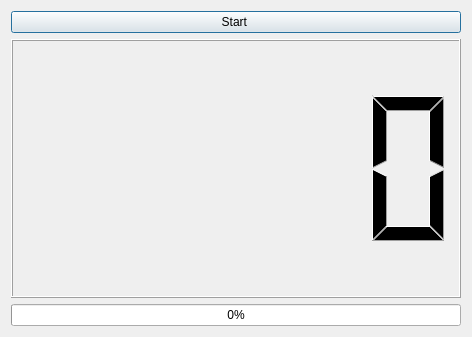
This is dialog.ui in SurKM9/ConcurrentRun as Qt 5 draws it before an edit. The edited form follows.
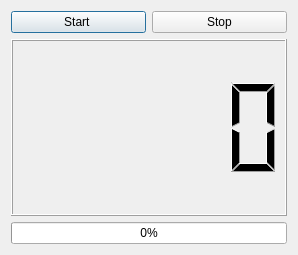
This is the edited form.

Patch:
```diff
--- a/dialog.ui
+++ b/dialog.ui
@@ -6,8 +6,8 @@
    <rect>
     <x>0</x>
     <y>0</y>
-    <width>472</width>
-    <height>337</height>
+    <width>298</width>
+    <height>255</height>
    </rect>
   </property>
   <property name="windowTitle">
@@ -15,11 +15,22 @@
   </property>
   <layout class="QVBoxLayout" name="verticalLayout">
    <item>
+    <layout class="QHBoxLayout" name="horizontalLayout">
+     <item>
     <widget class="QPushButton" name="pushButton">
      <property name="text">
       <string>Start </string>
      </property>
     </widget>
+     </item>
+     <item>
+      <widget class="QPushButton" name="pushButton_2">
+       <property name="text">
+        <string>Stop</string>
+       </property>
+      </widget>
+     </item>
+    </layout>
    </item>
    <item>
     <widget class="QLCDNumber" name="lcdNumber"/>
```
Lines whose indentation alone changed are shown as unchanged.
